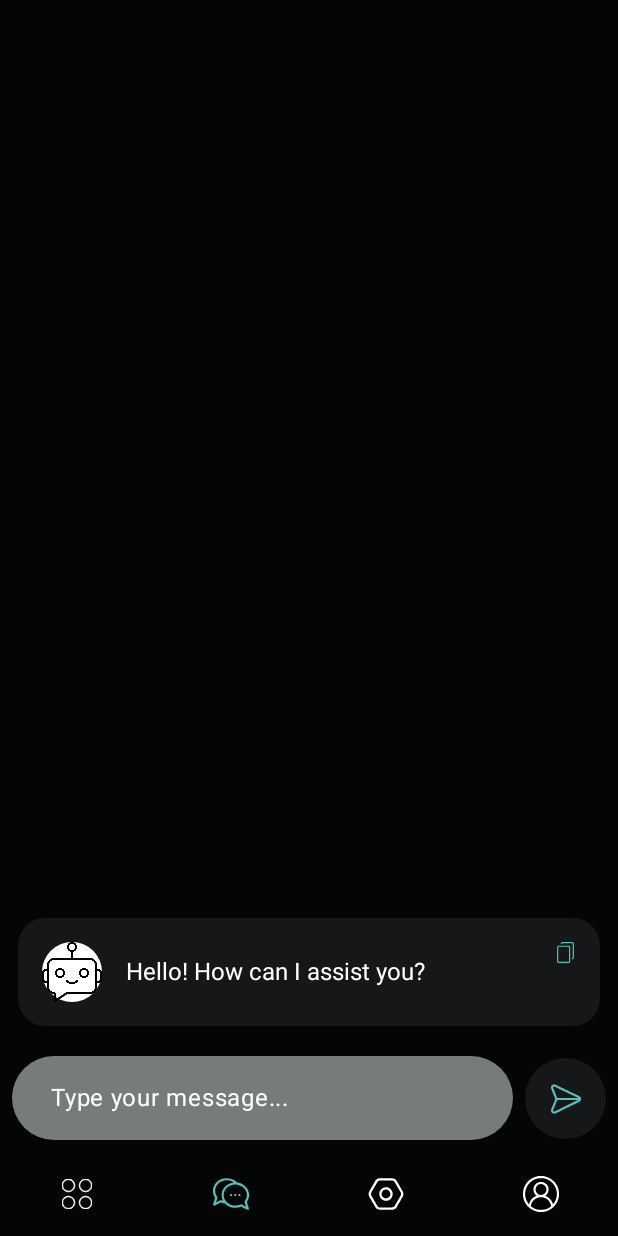
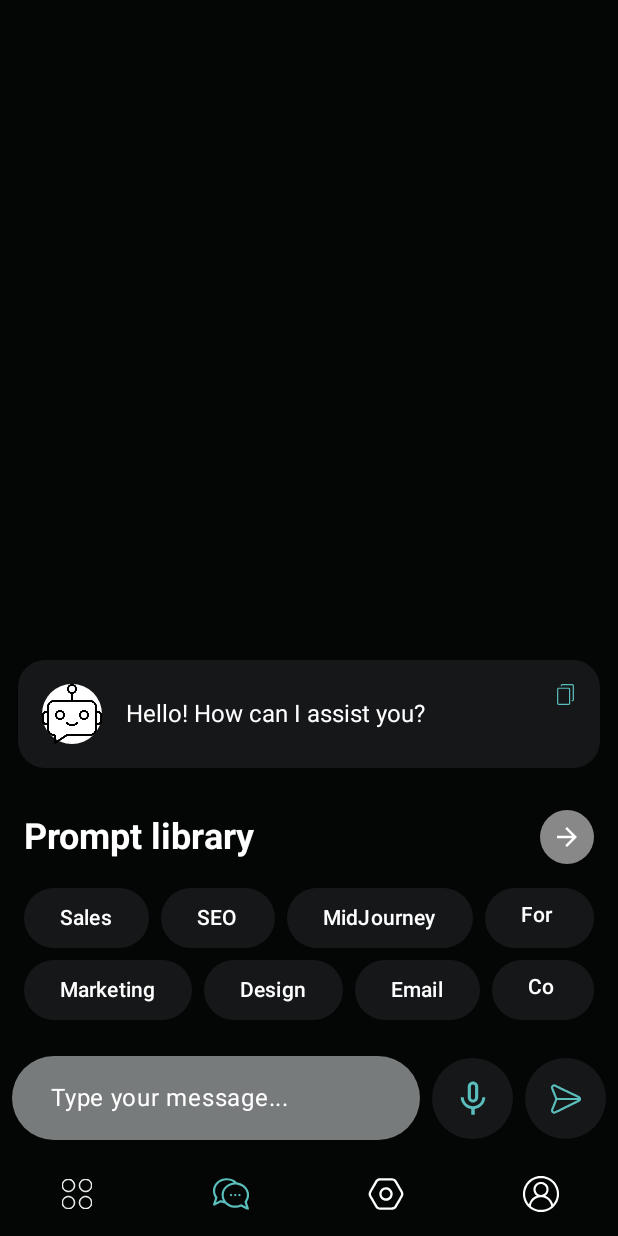
Before and after one commit to RishitUwU/AIApp, an Android app built with Jetpack Compose: the screen it shows after launch (MainActivity), item 2 of the bottom bar chosen, on a phone screen of 412 x 824 dp. Run offline under Robolectric (Android 15) with nearby library versions, the phone set to English and light mode, and no system bars; our stand-ins replace Room's generated code, accompanist.

Commit message:
implmented notes and speech to text

```diff
--- a/app/src/main/AndroidManifest.xml
+++ b/app/src/main/AndroidManifest.xml
@@ -1,6 +1,10 @@
 <?xml version="1.0" encoding="utf-8"?>
 <manifest xmlns:android="http://schemas.android.com/apk/res/android"
     xmlns:tools="http://schemas.android.com/tools">
+
+
+    <uses-permission android:name="android.permission.RECORD_AUDIO" />
+    <uses-permission android:name="android.permission.INTERNET" />
 
     <application
         android:allowBackup="true"
@@ -12,6 +16,7 @@
         android:supportsRtl="true"
         android:theme="@style/Theme.AIApp"
         tools:targetApi="31">
+
         <activity
             android:name=".MainActivity"
             android:exported="true"
--- a/app/src/main/java/com/example/aiapp/Chat.kt
+++ b/app/src/main/java/com/example/aiapp/Chat.kt
@@ -1,38 +1,27 @@
 package com.example.aiapp
 
+import android.content.Context
+import android.content.Intent
+import android.os.Bundle
+import android.speech.RecognitionListener
+import android.speech.RecognizerIntent
+import android.speech.SpeechRecognizer
+import android.widget.Toast
 import androidx.compose.foundation.Image
 import androidx.compose.foundation.background
-import androidx.compose.foundation.layout.Arrangement
-import androidx.compose.foundation.layout.Box
-import androidx.compose.foundation.layout.Column
-import androidx.compose.foundation.layout.Row
-import androidx.compose.foundation.layout.Spacer
-import androidx.compose.foundation.layout.fillMaxSize
-import androidx.compose.foundation.layout.fillMaxWidth
-import androidx.compose.foundation.layout.padding
-import androidx.compose.foundation.layout.size
-import androidx.compose.foundation.layout.width
+import androidx.compose.foundation.layout.*
 import androidx.compose.foundation.lazy.LazyColumn
 import androidx.compose.foundation.lazy.items
+import androidx.compose.foundation.shape.CircleShape
 import androidx.compose.foundation.shape.RoundedCornerShape
-import androidx.compose.material3.ExperimentalMaterial3Api
-import androidx.compose.material3.Icon
-import androidx.compose.material3.IconButton
-import androidx.compose.material3.LocalTextStyle
-import androidx.compose.material3.Surface
-import androidx.compose.material3.Text
-import androidx.compose.material3.TextField
-import androidx.compose.material3.TextFieldDefaults
-import androidx.compose.runtime.Composable
-import androidx.compose.runtime.MutableState
-import androidx.compose.runtime.getValue
-import androidx.compose.runtime.mutableStateOf
-import androidx.compose.runtime.remember
-import androidx.compose.runtime.setValue
+import androidx.compose.material3.*
+import androidx.compose.runtime.*
 import androidx.compose.ui.Alignment
 import androidx.compose.ui.Modifier
 import androidx.compose.ui.graphics.Color
+import androidx.compose.ui.platform.LocalContext
 import androidx.compose.ui.res.painterResource
+import androidx.compose.ui.text.font.FontWeight
 import androidx.compose.ui.text.style.TextAlign
 import androidx.compose.ui.tooling.preview.Preview
 import androidx.compose.ui.unit.dp
@@ -41,6 +30,7 @@ import androidx.compose.ui.unit.sp
 @Preview
 @Composable
 fun ChatScreen() {
+    var isPromptLibraryVisible by remember { mutableStateOf(true) }
     val message = remember { mutableStateOf("") }
     var messages by remember {
         mutableStateOf(
@@ -49,6 +39,8 @@ fun ChatScreen() {
             )
         )
     }
+    var showDialog by remember { mutableStateOf(false) }
+    val context = LocalContext.current // Get the context here
 
     Surface(modifier = Modifier.fillMaxSize(), color = Color(0xFF040605)) {
         Column(modifier = Modifier.fillMaxSize()) {
@@ -66,21 +58,36 @@ fun ChatScreen() {
                 }
             }
 
+
+            if (isPromptLibraryVisible){
+                PromptLibrary()
+
+            }
+
             ChatBox(messageState = message, onSendClick = {
                 if (message.value.isNotEmpty()) {
+                    isPromptLibraryVisible = !isPromptLibraryVisible
                     messages = messages.toMutableList().apply { add(message.value) }
                     message.value = ""
                 }
+            }, onSpeechToTextClick = {
+                showDialog = true
             })
 
+            // Show Speech to Text dialog
+            if (showDialog) {
+                SpeechToTextDialog(onDismiss = { showDialog = false }, context = context) { recognizedText ->
+                    message.value = recognizedText
+                    showDialog = false
+                }
+            }
         }
     }
 }
 
-
 @OptIn(ExperimentalMaterial3Api::class)
 @Composable
-fun ChatBox(messageState: MutableState<String>, onSendClick: () -> Unit) {
+fun ChatBox(messageState: MutableState<String>, onSendClick: () -> Unit, onSpeechToTextClick: () -> Unit) {
     Row(
         modifier = Modifier
             .fillMaxWidth()
@@ -108,25 +115,110 @@ fun ChatBox(messageState: MutableState<String>, onSendClick: () -> Unit) {
         )
 
         Spacer(modifier = Modifier.width(8.dp))
+        SpeechToTextButton(onClick = onSpeechToTextClick)
+        Spacer(modifier = Modifier.width(8.dp))
         SendButton { onSendClick() }
-
     }
 }
+
+@Composable
+fun SpeechToTextButton(onClick: () -> Unit) {
+    IconButton(
+        onClick = onClick,
+        modifier = Modifier.size(54.dp)
+            .background(color = Color(0xFF161719), shape = RoundedCornerShape(100.dp))
+    ) {
+        Icon(
+            painter = painterResource(id = R.drawable.baseline_mic_none_24), // Replace with your icon resource
+            contentDescription = "Speech to text",
+            tint = Color(0xFF5abebc),
+            modifier = Modifier.size(28.dp)
+        )
+    }
+}
+
+@Composable
+fun SpeechToTextDialog(onDismiss: () -> Unit, context: Context, onResult: (String) -> Unit) {
+    var isListening by remember { mutableStateOf(false) }
+
+    AlertDialog(
+        onDismissRequest = onDismiss,
+        title = { Text("Speech to Text") },
+        text = {
+            Column {
+                Text("Tap the button and start speaking...")
+                Spacer(modifier = Modifier.height(8.dp))
+                if (isListening) {
+                    Text("Listening...", color = Color.Red)
+                }
+            }
+        },
+        confirmButton = {
+            Button(onClick = {
+                isListening = true
+                startSpeechToText(context) { recognizedText ->
+                    onResult(recognizedText)
+                    isListening = false // Close dialog after getting text
+                }
+            }) {
+                Text("Start Listening")
+            }
+        },
+        dismissButton = {
+            Button(onClick = onDismiss) {
+                Text("Cancel")
+            }
+        }
+    )
+}
+
+fun startSpeechToText(context: Context, onResult: (String) -> Unit) {
+    val recognizer = SpeechRecognizer.createSpeechRecognizer(context)
+    val intent = Intent(RecognizerIntent.ACTION_RECOGNIZE_SPEECH).apply {
+        putExtra(RecognizerIntent.EXTRA_LANGUAGE_MODEL, RecognizerIntent.LANGUAGE_MODEL_FREE_FORM)
+        putExtra(RecognizerIntent.EXTRA_PARTIAL_RESULTS, true)
+        putExtra(RecognizerIntent.EXTRA_CALLING_PACKAGE, context.packageName)
+    }
+
+    recognizer.setRecognitionListener(object : RecognitionListener {
+        override fun onReadyForSpeech(params: Bundle?) {}
+        override fun onBeginningOfSpeech() {}
+        override fun onRmsChanged(rmsdB: Float) {}
+        override fun onBufferReceived(buffer: ByteArray?) {}
+        override fun onEndOfSpeech() {}
+        override fun onError(error: Int) {
+            Toast.makeText(context, "Error occurred: $error", Toast.LENGTH_SHORT).show()
+            recognizer.destroy()
+        }
+
+        override fun onResults(results: Bundle?) {
+            val matches = results?.getStringArrayList(SpeechRecognizer.RESULTS_RECOGNITION)
+            if (matches != null && matches.isNotEmpty()) {
+                onResult(matches[0]) // Return the first result
+            }
+            recognizer.destroy()
+        }
+
+        override fun onPartialResults(partialResults: Bundle?) {}
+        override fun onEvent(eventType: Int, params: Bundle?) {}
+    })
+
+    recognizer.startListening(intent)
+}
+
 @Composable
 fun ChatBubble(message: String) {
     Box(
         modifier = Modifier
-
             .padding(4.dp)
             .background(Color(0xFF161719), shape = RoundedCornerShape(18.dp))
             .padding(16.dp)
     ) {
-
-        Row ( verticalAlignment = Alignment.CenterVertically,
+        Row(
+            verticalAlignment = Alignment.CenterVertically,
             modifier = Modifier.fillMaxWidth(),
-            horizontalArrangement = Arrangement.spacedBy(8.dp)) {
-
-
+            horizontalArrangement = Arrangement.spacedBy(8.dp)
+        ) {
             Image(
                 painter = painterResource(R.drawable.bot),
                 contentDescription = "Bot Icon",
@@ -135,9 +227,8 @@ fun ChatBubble(message: String) {
                     .size(width = 40.dp, height = 40.dp)
                     .background(color = Color.White, shape = RoundedCornerShape(100.dp))
             )
-            Text(text = message, fontSize = 16.sp, color = Color.White,modifier = Modifier.weight(1f))
+            Text(text = message, fontSize = 16.sp, color = Color.White, modifier = Modifier.weight(1f))
         }
-
 
         Icon(
             painter = painterResource(id = R.drawable.outline_copy),
@@ -146,18 +237,16 @@ fun ChatBubble(message: String) {
             modifier = Modifier
                 .align(Alignment.TopEnd)
                 .size(14.dp)
-
         )
-
-
     }
 }
 
 @Composable
-fun SendButton(onSendClick: () -> Unit){
+fun SendButton(onSendClick: () -> Unit) {
     IconButton(
         onClick = onSendClick,
-        modifier = Modifier.size(54.dp).background(color = Color(0xFF161719), shape = RoundedCornerShape(100.dp)), // Adjust the size of the button
+        modifier = Modifier.size(54.dp)
+            .background(color = Color(0xFF161719), shape = RoundedCornerShape(100.dp)) // Adjust the size of the button
     ) {
         Icon(
             painter = painterResource(id = R.drawable.outline_send), // Replace with your icon resource
@@ -167,3 +256,86 @@ fun SendButton(onSendClick: () -> Unit){
         )
     }
 }
+
+@Composable
+fun PromptLibrary() {
+
+
+
+    val tags = listOf(
+        "Sales", "SEO", "MidJourney", "Formal", "Report",
+        "Marketing", "Design", "Email", "Content", "Code"
+    )
+
+    // Group the tags into pairs for a two-row structure
+    val groupedTags = tags.chunked(2)
+
+    Column(
+        modifier = Modifier
+            .fillMaxWidth()
+            .padding(16.dp)
+    ) {
+        // Title section
+        Row(
+            modifier = Modifier.fillMaxWidth(),
+            verticalAlignment = Alignment.CenterVertically,
+            horizontalArrangement = Arrangement.SpaceBetween
+        ) {
+            Text(
+                text = "Prompt library",
+                fontSize = 24.sp,
+                fontWeight = FontWeight.Bold,
+                color = Color.White // Adjust the color according to your theme
+            )
+            Icon(
+                painter = painterResource(id = R.drawable.baseline_arrow_forward_24), // Replace with your icon resource
+                contentDescription = "Go",
+                tint = Color.White,
+                modifier = Modifier
+                    .size(36.dp)
+                    .background(Color.Gray, shape = CircleShape)
+                    .padding(8.dp) // Add background to the icon
+            )
+        }
+        Spacer(modifier = Modifier.height(16.dp))
+
+        // Synchronized scrolling with two rows using a single LazyRow
+        Row(
+            modifier = Modifier.fillMaxWidth(),
+            horizontalArrangement = Arrangement.spacedBy(8.dp) // Spacing between buttons
+        ) {
+            TagButton(text = "Sales")
+            TagButton(text = "SEO")
+            TagButton(text = "MidJourney")
+            TagButton(text = "Formal")
+        }
+
+        Spacer(modifier = Modifier.height(8.dp))
+
+        Row(
+            modifier = Modifier.fillMaxWidth(),
+            horizontalArrangement = Arrangement.spacedBy(8.dp)
+        ) {
+            TagButton(text = "Marketing")
+            TagButton(text = "Design")
+            TagButton(text = "Email")
+            TagButton(text = "Content")
+        }
+    }
+}
+
+@Composable
+fun TagButton(text: String) {
+    Button(
+        onClick = { /* Handle click */ },
+        shape = RoundedCornerShape(20.dp),
+        colors = ButtonDefaults.buttonColors(
+            containerColor = Color(0xFF161719),
+            contentColor = Color.White
+        ),
+        modifier = Modifier
+            .height(40.dp)
+    ) {
+        Text(text = text, fontSize = 14.sp)
+    }
+}
--- a/app/src/main/java/com/example/aiapp/MainActivity.kt
+++ b/app/src/main/java/com/example/aiapp/MainActivity.kt
@@ -25,22 +25,36 @@ import androidx.compose.ui.graphics.Color
 import androidx.compose.ui.res.painterResource
 import androidx.compose.ui.tooling.preview.Preview
 import androidx.compose.ui.unit.dp
+import androidx.room.Room
+import com.example.aiapp.Notes.NoteDao
+import com.example.aiapp.Notes.NoteDatabase
 import com.example.aiapp.Notes.NotesScreen
 import com.google.accompanist.systemuicontroller.rememberSystemUiController
 
 class MainActivity : ComponentActivity() {
     override fun onCreate(savedInstanceState: Bundle?) {
         super.onCreate(savedInstanceState)
+
+
+        val db = Room.databaseBuilder(
+            applicationContext,
+            NoteDatabase::class.java,
+            "note_database"
+        ).build()
+
+        val noteDao = db.noteDao()
+
+
         enableEdgeToEdge()
         setContent {
-            MyApp()
+            MyApp(noteDao)
         }
     }
 }
 
 
 @Composable
-fun MyApp() {
+fun MyApp(noteDao: NoteDao) {
 
 
 
@@ -74,7 +88,8 @@ fun MyApp() {
             when (selectedItem) {
                 0 -> ExploreScreen()
                 1 -> ChatScreen()
-                2 -> NotesScreen()
+                2 -> NotesScreen(noteDao, onNewNoteClick = {})
+                3 -> SocialMediaWriterScreen()
 
             }
         }
@@ -113,5 +128,5 @@ fun BottomNavigationBar(selectedItem: Int, onItemSelected: (Int) -> Unit) {
 @Preview(showBackground = true)
 @Composable
 fun PreviewMyApp() {
-    MyApp()
+
 }
--- /dev/null
+++ b/app/src/main/java/com/example/aiapp/Notes/Note.kt
@@ -0,0 +1,29 @@
+package com.example.aiapp.Notes
+
+import androidx.room.Entity
+import androidx.room.PrimaryKey
+import androidx.room.*
+
+
+@Entity(tableName = "notes")
+data class Note(
+    @PrimaryKey(autoGenerate = true) val id: Int = 0,
+    val title: String,
+    val content: String,
+    val timestamp: Long
+)
+
+
+@Dao
+interface NoteDao {
+    @Insert(onConflict = OnConflictStrategy.REPLACE)
+    suspend fun insert(note: Note)
+
+    @Query("SELECT * FROM notes ORDER BY timestamp DESC")
+    suspend fun getAllNotes(): List<Note>
+}
+
+@Database(entities = [Note::class], version = 1)
+abstract class NoteDatabase : RoomDatabase() {
+    abstract fun noteDao(): NoteDao
+}
--- /dev/null
+++ b/app/src/main/res/drawable/baseline_arrow_forward_24.xml
@@ -0,0 +1,5 @@
+<vector xmlns:android="http://schemas.android.com/apk/res/android" android:autoMirrored="true" android:height="24dp" android:tint="#000000" android:viewportHeight="24" android:viewportWidth="24" android:width="24dp">
+
+    <path android:fillColor="@android:color/white" android:pathData="M12,4l-1.41,1.41L16.17,11H4v2h12.17l-5.58,5.59L12,20l8,-8z"/>
+
+</vector>
--- /dev/null
+++ b/app/src/main/res/drawable/baseline_mic_none_24.xml
@@ -0,0 +1,5 @@
+<vector xmlns:android="http://schemas.android.com/apk/res/android" android:height="24dp" android:tint="#000000" android:viewportHeight="24" android:viewportWidth="24" android:width="24dp">
+
+    <path android:fillColor="@android:color/white" android:pathData="M12,14c1.66,0 2.99,-1.34 2.99,-3L15,5c0,-1.66 -1.34,-3 -3,-3S9,3.34 9,5v6c0,1.66 1.34,3 3,3zM10.8,4.9c0,-0.66 0.54,-1.2 1.2,-1.2 0.66,0 1.2,0.54 1.2,1.2l-0.01,6.2c0,0.66 -0.53,1.2 -1.19,1.2 -0.66,0 -1.2,-0.54 -1.2,-1.2L10.8,4.9zM17.3,11c0,3 -2.54,5.1 -5.3,5.1S6.7,14 6.7,11L5,11c0,3.41 2.72,6.23 6,6.72L11,21h2v-3.28c3.28,-0.48 6,-3.3 6,-6.72h-1.7z"/>
+
+</vector>
--- a/app/src/main/res/values/strings.xml
+++ b/app/src/main/res/values/strings.xml
@@ -2,4 +2,5 @@
     <string name="app_name">AIApp</string>
     <!-- TODO: Remove or change this placeholder text -->
     <string name="hello_blank_fragment">Hello blank fragment</string>
+    <string name="title_activity_notes2">Notes2</string>
 </resources>
--- a/gradle/libs.versions.toml
+++ b/gradle/libs.versions.toml
@@ -1,6 +1,6 @@
 [versions]
 agp = "8.6.0"
-kotlin = "1.9.0"
+kotlin = "2.0.21"
 coreKtx = "1.10.1"
 junit = "4.13.2"
 junitVersion = "1.2.1"
@@ -25,6 +25,8 @@ androidx-ui-test-manifest = { group = "androidx.compose.ui", name = "ui-test-man
 androidx-ui-test-junit4 = { group = "androidx.compose.ui", name = "ui-test-junit4" }
 androidx-material3 = { group = "androidx.compose.material3", name = "material3" }
 
+
 [plugins]
 android-application = { id = "com.android.application", version.ref = "agp" }
 kotlin-android = { id = "org.jetbrains.kotlin.android", version.ref = "kotlin" }
+compose-compiler = { id = "org.jetbrains.kotlin.plugin.compose", version.ref = "kotlin" }
```
Also changed, not shown: app/build.gradle (+28 -11 lines), app/src/main/java/com/example/aiapp/Notes/Notes.kt (+81 -71 lines), app/src/main/java/com/example/aiapp/Notes/WriteNotes.kt (+77 -1 lines), app/src/main/java/com/example/aiapp/SocialMediaPost.kt (added, +87 -0 lines), build.gradle (+7 -1 lines).
